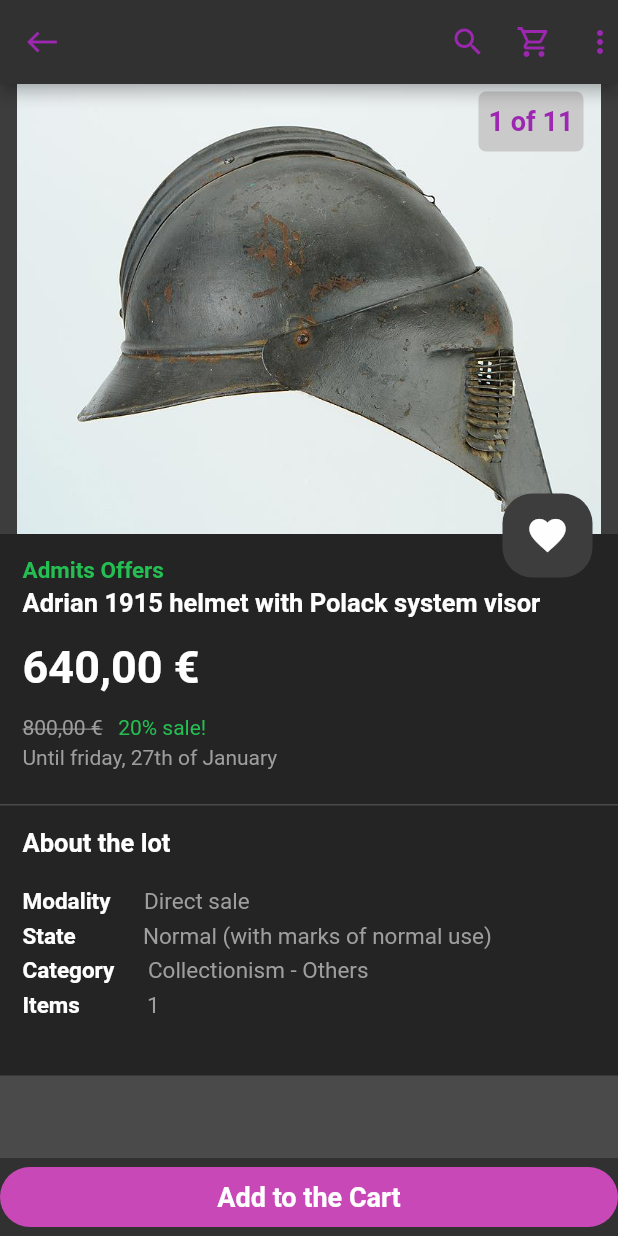
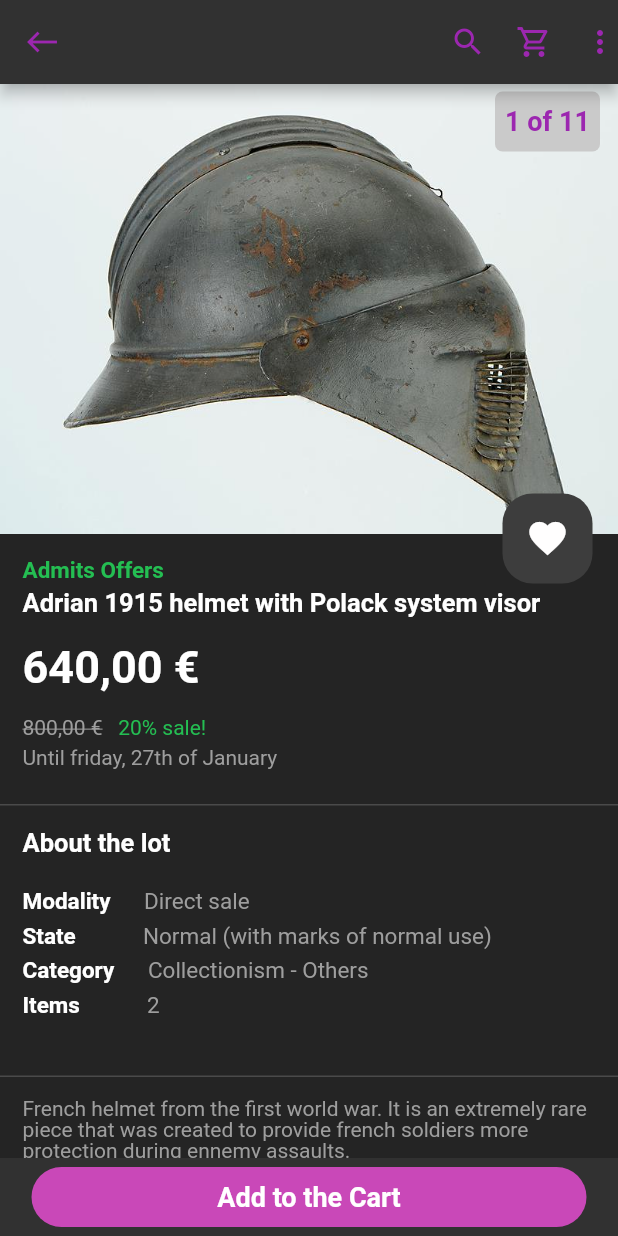
Before and after one commit to TheGewehr/LayoutDesign_AlexandreCarreras, a Flutter app: the screen it shows after launch, after a tap on the "favorite outline" icon, on a phone screen of 412 x 824 dp. Run offline on Flutter 3.47's test engine with Material 2 defaults, Android fonts, the phone set to English and light mode, and no system bars.

Commit message:
Fixing some things for the delivery

```diff
--- a/LayoutDesign_AlexandreCarreras/layoutdesign_alexandrecarreras/lib/Widgets/addtothecart_widget.dart
+++ b/LayoutDesign_AlexandreCarreras/layoutdesign_alexandrecarreras/lib/Widgets/addtothecart_widget.dart
@@ -9,6 +9,7 @@ class AddToTheCart extends StatelessWidget {
   Widget build(context) {
     return Container(
       height: 40,
+      width: 370,
       decoration: const BoxDecoration(
         color: Color.fromARGB(255, 201, 72, 184),
         borderRadius: BorderRadius.all(Radius.circular(50)),
--- a/LayoutDesign_AlexandreCarreras/layoutdesign_alexandrecarreras/lib/Widgets/countofpictures_widget.dart
+++ b/LayoutDesign_AlexandreCarreras/layoutdesign_alexandrecarreras/lib/Widgets/countofpictures_widget.dart
@@ -2,8 +2,6 @@ import 'package:flutter/material.dart';
 
 class CountOfPictures extends StatelessWidget {
   const CountOfPictures({Key? key}) : super(key: key);
-
-  static const double padding = 6;
 
   @override
   Widget build(context) {
@@ -14,7 +12,7 @@ class CountOfPictures extends StatelessWidget {
         color: Color.fromARGB(255, 202, 202, 202),
         borderRadius: BorderRadius.all(Radius.circular(5)),
       ),
-      padding: const EdgeInsets.all(padding),
+      padding: const EdgeInsets.all(4),
       child: const Center(
         child: Text(
           "1 of 11",
--- /dev/null
+++ b/LayoutDesign_AlexandreCarreras/layoutdesign_alexandrecarreras/lib/Widgets/description_widgets.dart
@@ -0,0 +1,87 @@
+import 'package:flutter/material.dart';
+
+class DescriptionSection extends StatelessWidget {
+  const DescriptionSection({Key? key}) : super(key: key);
+
+  @override
+  Widget build(context) {
+    return Container(
+      height: 200,
+      decoration: const BoxDecoration(
+        color: Color.fromARGB(
+            255, 36, 36, 36), // Color.fromARGB(255, 201, 72, 184)
+      ),
+      child: Stack(
+        alignment: Alignment.topCenter,
+        children: [
+          Column(
+            mainAxisSize: MainAxisSize.max,
+            crossAxisAlignment: CrossAxisAlignment.start,
+            // ignore: prefer_const_literals_to_create_immutables
+            children: [
+              const Align(
+                alignment: Alignment.centerLeft,
+                child: Padding(
+                  padding: EdgeInsets.only(left: 15, right: 15, top: 15),
+                  child: Text(
+                    "French helmet from the first world war. It is an extremely rare piece that was created to provide french soldiers more protection during ennemy assaults.",
+                    style: TextStyle(
+                      color: Colors.grey,
+                      height: 1.0,
+                    ),
+                  ),
+                ),
+              ),
+              const SizedBox(height: 8),
+              const Align(
+                alignment: Alignment.centerRight,
+                child: Padding(
+                  padding: EdgeInsets.only(left: 15, right: 15, top: 15),
+                  child: Text(
+                    "Complete description",
+                    style: TextStyle(
+                      color: Color.fromARGB(255, 0, 174, 255),
+                      height: 1.0,
+                    ),
+                  ),
+                ),
+              ),
+              const SizedBox(height: 48),
+              const Align(
+                alignment: Alignment.center,
+                child: MakeAnOfferToTheSeller(),
+              ),
+            ],
+          ),
+        ],
+      ),
+    );
+  }
+}
+
+class MakeAnOfferToTheSeller extends StatelessWidget {
+  const MakeAnOfferToTheSeller({Key? key}) : super(key: key);
+
+  @override
+  Widget build(context) {
+    return Container(
+      height: 40,
+      width: 340,
+      decoration: const BoxDecoration(
+        color: Color.fromARGB(255, 89, 197, 79),
+        borderRadius: BorderRadius.all(Radius.circular(50)),
+      ),
+      padding: const EdgeInsets.all(4),
+      child: const Center(
+        child: Text(
+          "Make an offer to the seller",
+          style: TextStyle(
+            fontSize: 18,
+            fontWeight: FontWeight.bold,
+            color: Color.fromARGB(255, 255, 255, 255),
+          ),
+        ),
+      ),
+    );
+  }
+}
--- a/LayoutDesign_AlexandreCarreras/layoutdesign_alexandrecarreras/lib/Widgets/likebutton_widget.dart
+++ b/LayoutDesign_AlexandreCarreras/layoutdesign_alexandrecarreras/lib/Widgets/likebutton_widget.dart
@@ -1,7 +1,9 @@
+// ignore_for_file: library_private_types_in_public_api
+
 import 'package:flutter/material.dart';
 
 class LikeWidget extends StatefulWidget {
-  LikeWidget({super.key});
+  const LikeWidget({super.key});
 
   @override
   _LikeWidgetState createState() => _LikeWidgetState();
@@ -14,6 +16,7 @@ class _LikeWidgetState extends State<LikeWidget> {
   Widget build(BuildContext context) {
     return Container(
       width: 60,
+      height: 60,
       decoration: const BoxDecoration(
         color: Color.fromARGB(255, 61, 61, 61),
         borderRadius: BorderRadius.all(Radius.circular(20)),
@@ -27,7 +30,7 @@ class _LikeWidgetState extends State<LikeWidget> {
         },
         icon: Icon(
           isLiked ? Icons.favorite : Icons.favorite_outline,
-          color:  const Color.fromARGB(255, 255, 254, 254),
+          color: const Color.fromARGB(255, 255, 254, 254),
           size: 29,
         ),
       ),
--- a/LayoutDesign_AlexandreCarreras/layoutdesign_alexandrecarreras/lib/Widgets/moredetails_widget.dart
+++ b/LayoutDesign_AlexandreCarreras/layoutdesign_alexandrecarreras/lib/Widgets/moredetails_widget.dart
@@ -22,7 +22,8 @@ class AboutTheLotSection extends StatelessWidget {
                 style: TextStyle(
                   fontSize: 17,
                   fontWeight: FontWeight.bold,
-                    color: Colors.white),
+                  color: Colors.white,
+                ),
               ),
             ),
           ),
@@ -31,28 +32,40 @@ class AboutTheLotSection extends StatelessWidget {
             alignment: Alignment.centerLeft,
             child: Padding(
               padding: EdgeInsets.only(left: 15, right: 10, top: 15),
-              child: ModalitySpecifics(),
+              child: AboutTheLotSpecifics(
+                category: "Modality      ",
+                explanation: "Direct sale",
+              ),
             ),
           ),
           Align(
             alignment: Alignment.centerLeft,
             child: Padding(
               padding: EdgeInsets.only(left: 15, right: 10, top: 5),
-              child: StateSpecifics(),
+              child: AboutTheLotSpecifics(
+                category: "State            ",
+                explanation: "Normal (with marks of normal use)",
+              ),
             ),
           ),
           Align(
             alignment: Alignment.centerLeft,
             child: Padding(
               padding: EdgeInsets.only(left: 15, right: 10, top: 5),
-              child: CategorySpecifics(),
+              child: AboutTheLotSpecifics(
+                category: "Category      ",
+                explanation: "Collectionism - Others",
+              ),
             ),
           ),
           Align(
             alignment: Alignment.centerLeft,
             child: Padding(
               padding: EdgeInsets.only(left: 15, right: 10, top: 5),
-              child: ItemsSpecifics(),
+              child: AboutTheLotSpecifics(
+                category: "Items            ",
+                explanation: "2",
+              ),
             ),
           ),
         ],
@@ -61,122 +74,35 @@ class AboutTheLotSection extends StatelessWidget {
   }
 }
 
-class ModalitySpecifics extends StatelessWidget {
-  const ModalitySpecifics({
-    Key? key,
-  }) : super(key: key);
+class AboutTheLotSpecifics extends StatelessWidget {
+  const AboutTheLotSpecifics(
+      {Key? key, required this.category, required this.explanation})
+      : super(key: key);
+
+  final String category;
+  final String explanation;
 
   @override
   Widget build(BuildContext context) {
     return RichText(
-      text: const TextSpan(
-          text: "Modality      ",
-          style: TextStyle(
-            //decoration: TextDecoration.lineThrough,
+      text: TextSpan(
+        text: category,
+        style: const TextStyle(
           color: Colors.white,
           fontSize: 15,
           fontWeight: FontWeight.bold,
         ),
         children: <TextSpan>[
           TextSpan(
-              text: "Direct sale",
-              style: TextStyle(
+            text: explanation,
+            style: const TextStyle(
               color: Colors.grey,
               decoration: TextDecoration.none,
               fontWeight: FontWeight.normal,
             ),
           ),
-          ]),
+        ],
+      ),
     );
   }
 }
-
-class StateSpecifics extends StatelessWidget {
-  const StateSpecifics({
-    Key? key,
-  }) : super(key: key);
-
-  @override
-  Widget build(BuildContext context) {
-    return RichText(
-      text: const TextSpan(
-          text: "State            ",
-          style: TextStyle(
-            //decoration: TextDecoration.lineThrough,
-            color: Colors.white,
-            fontSize: 15,
-            fontWeight: FontWeight.bold,
-          ),
-          children: <TextSpan>[
-            TextSpan(
-              text: "Normal (with marks of normal use)",
-              style: TextStyle(
-                color: Colors.grey,
-                decoration: TextDecoration.none,
-                fontWeight: FontWeight.normal,
-              ),
-            ),
-          ]),
-    );
-  }
-}
-
-class CategorySpecifics extends StatelessWidget {
-  const CategorySpecifics({
-    Key? key,
-  }) : super(key: key);
-
-  @override
-  Widget build(BuildContext context) {
-    return RichText(
-      text: const TextSpan(
-          text: "Category      ",
-          style: TextStyle(
-            //decoration: TextDecoration.lineThrough,
-            color: Colors.white,
-            fontSize: 15,
-            fontWeight: FontWeight.bold,
-          ),
-          children: <TextSpan>[
-            TextSpan(
-              text: "Collectionism - Others",
-              style: TextStyle(
-                color: Colors.grey,
-                decoration: TextDecoration.none,
-                fontWeight: FontWeight.normal,
-              ),
-            ),
-          ]),
-    );
-  }
-}
-
-class ItemsSpecifics extends StatelessWidget {
-  const ItemsSpecifics({
-    Key? key,
-  }) : super(key: key);
-
-  @override
-  Widget build(BuildContext context) {
-    return RichText(
-      text: const TextSpan(
-          text: "Items            ",
-          style: TextStyle(
-            //decoration: TextDecoration.lineThrough,
-            color: Colors.white,
-            fontSize: 15,
-            fontWeight: FontWeight.bold,
-          ),
-          children: <TextSpan>[
-            TextSpan(
-              text: "1",
-              style: TextStyle(
-                color: Colors.grey,
-                decoration: TextDecoration.none,
-                fontWeight: FontWeight.normal,
-              ),
-            ),
-          ]),
-    );
-  }
-}
--- a/LayoutDesign_AlexandreCarreras/layoutdesign_alexandrecarreras/lib/Widgets/productimage_widget.dart
+++ b/LayoutDesign_AlexandreCarreras/layoutdesign_alexandrecarreras/lib/Widgets/productimage_widget.dart
@@ -1,6 +1,6 @@
 import 'package:flutter/cupertino.dart';
 //import 'likebutton_widget.dart';
-import 'countofpictures_widget.dart';
+
 //import 'infosection_widget.dart';
 
 class ProductImage extends StatelessWidget {
@@ -11,20 +11,16 @@ class ProductImage extends StatelessWidget {
     return Container(
       height: 300,
       decoration: const BoxDecoration(
-        color: Color.fromARGB(255, 61, 61, 61), // Color.fromARGB(255, 201, 72, 184)
+        color: Color.fromARGB(
+            255, 61, 61, 61), // Color.fromARGB(255, 201, 72, 184)
       ),
       child: Stack(
         children: [
           Image.asset(
             'assets/AdrianHelmet01.png',
-            fit: BoxFit.contain,
-            width: 5000,
-            height: 5000,
-          ),
-
-          const Padding(
-            padding: EdgeInsets.fromLTRB(319, 5, 0, 0),
-            child: CountOfPictures(),
+            fit: BoxFit.cover,
+            width: 1000,
+            height: 1000,
           ),
         ],
       ),
--- a/LayoutDesign_AlexandreCarreras/layoutdesign_alexandrecarreras/lib/Widgets/productsection_widget.dart
+++ b/LayoutDesign_AlexandreCarreras/layoutdesign_alexandrecarreras/lib/Widgets/productsection_widget.dart
@@ -2,6 +2,7 @@ import 'package:flutter/cupertino.dart';
 import 'infosection_widget.dart';
 import 'likebutton_widget.dart';
 import 'productimage_widget.dart';
+import 'countofpictures_widget.dart';
 
 class ProductSection extends StatelessWidget {
   const ProductSection({Key? key}) : super(key: key);
@@ -20,15 +21,19 @@ class ProductSection extends StatelessWidget {
           Column(
             mainAxisSize: MainAxisSize.max,
             crossAxisAlignment: CrossAxisAlignment.start,
+            // ignore: prefer_const_literals_to_create_immutables
             children: [
-              Center(child: const ProductImage()),
+              const Center(child: ProductImage()),
               const InfoSection(),
             ],
           ),
-          Padding(
-            //alignment: Alignment.bottomRight,
-            padding: const EdgeInsets.fromLTRB(318, 273, 0, 0),
+          const Padding(
+            padding: EdgeInsets.fromLTRB(318, 273, 0, 0),
             child: LikeWidget(),
+          ),
+          const Padding(
+            padding: EdgeInsets.fromLTRB(318, 5, 0, 0),
+            child: CountOfPictures(),
           ),
         ],
       ),
--- a/LayoutDesign_AlexandreCarreras/layoutdesign_alexandrecarreras/lib/main.dart
+++ b/LayoutDesign_AlexandreCarreras/layoutdesign_alexandrecarreras/lib/main.dart
@@ -6,6 +6,7 @@ import 'Widgets/bottombar_widget.dart';
 import 'Widgets/productsection_widget.dart';
 import 'Widgets/appbarbuttons_widgets.dart';
 import 'Widgets/moredetails_widget.dart';
+import 'Widgets/description_widgets.dart';
 
 void main() {
   runApp(const MyApp());
@@ -43,9 +44,21 @@ class MyApp extends StatelessWidget {
           child: ListView(
             // ignore: prefer_const_literals_to_create_immutables
             children: [
-              const Expanded(child: const ProductSection(),),
-              const SizedBox(height: 1),
-              const Expanded(child: const AboutTheLotSection(),)
+              const Expanded(
+                child: ProductSection(),
+              ),
+              const SizedBox(
+                height: 1,
+              ),
+              const Expanded(
+                child: AboutTheLotSection(),
+              ),
+              const SizedBox(
+                height: 1,
+              ),
+              const Expanded(
+                child: DescriptionSection(),
+              ),
             ],
           ),
         ),
```
Also changed, not shown: LayoutDesign_AlexandreCarreras/layoutdesign_alexandrecarreras/lib/Widgets/infosection_widget.dart (+0 -33 lines). Lines whose indentation alone changed are shown as unchanged.
